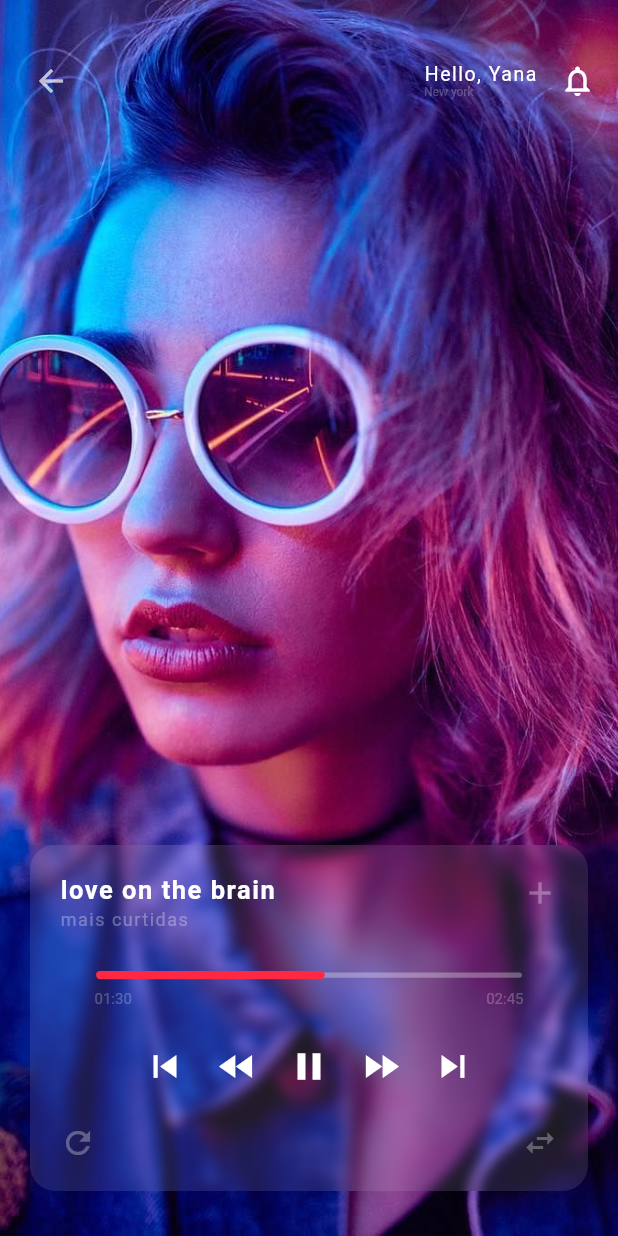
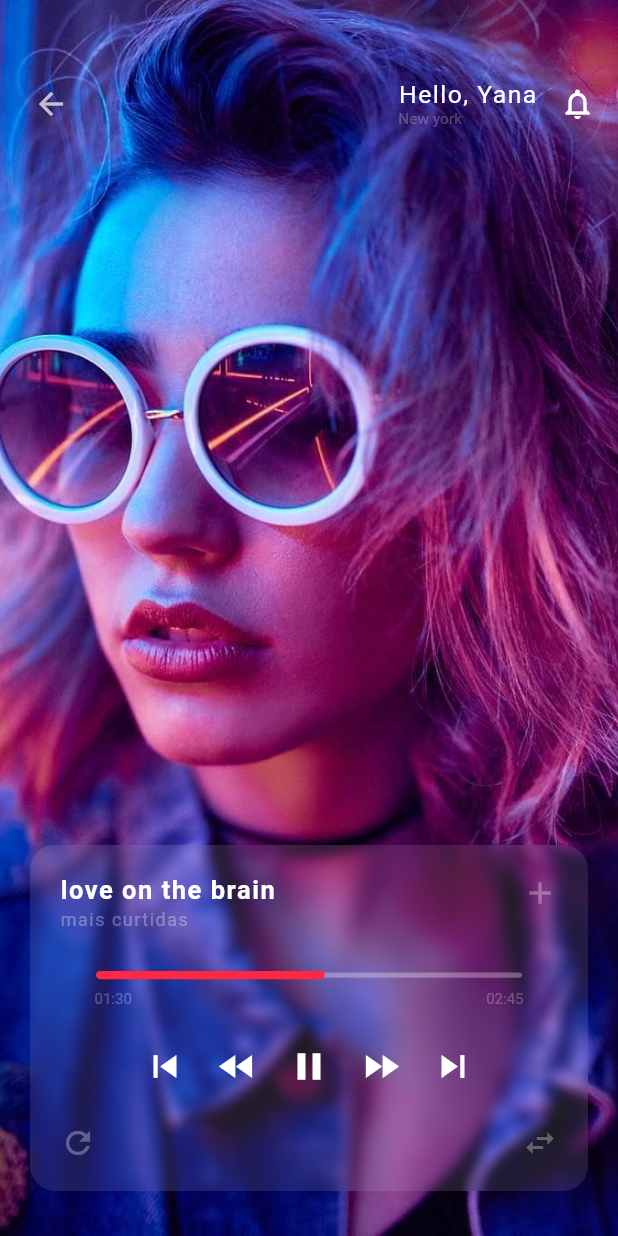
Before and after one commit to td-santos/Flutter_UI_Projects, a Flutter app: the screen it shows after launch, after a tap on the "add" icon, after a tap on "love on the brain", on a phone screen of 412 x 824 dp. Run offline on Flutter 3.47's test engine with Material 2 defaults, Android fonts, the phone set to English and light mode, and no system bars.

Commit message:
commitappbar player
- correcao amanhos appbar

```diff
--- a/music_app/lib/screens/Player.dart
+++ b/music_app/lib/screens/Player.dart
@@ -175,8 +175,10 @@ class _PlayerState extends State<Player> {
   }
 
   Widget _appBar() {
+    double height = MediaQuery.of(context).size.height;
+    double width = MediaQuery.of(context).size.width;
     return Container(
-      padding: EdgeInsets.only(left: 10, right: 10, top: 0),
+      padding: EdgeInsets.only(left: 10, right: 10, top: 15),
       child: Row(
         mainAxisAlignment: MainAxisAlignment.spaceBetween,
         children: <Widget>[
@@ -195,11 +197,11 @@ class _PlayerState extends State<Player> {
                   Text(
                     "Hello, Yana",
                     style: TextStyle(
-                        letterSpacing: 1, color: Colors.white, fontSize: 13),
+                        letterSpacing: 1, color: Colors.white, fontSize: width * 0.04),
                   ),
                   Text(
                     "New york",
-                    style: TextStyle(color: Colors.white24, fontSize: 8),
+                    style: TextStyle(color: Colors.white24, fontSize: width * 0.025),
                   )
                 ],
               ),
```
